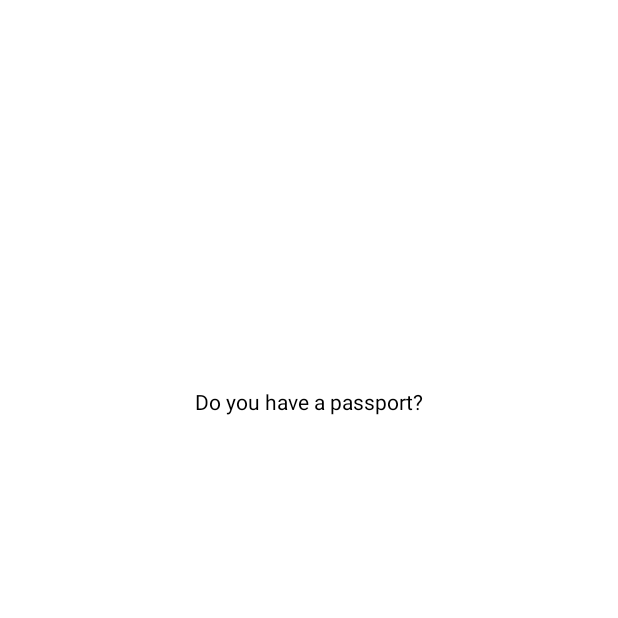
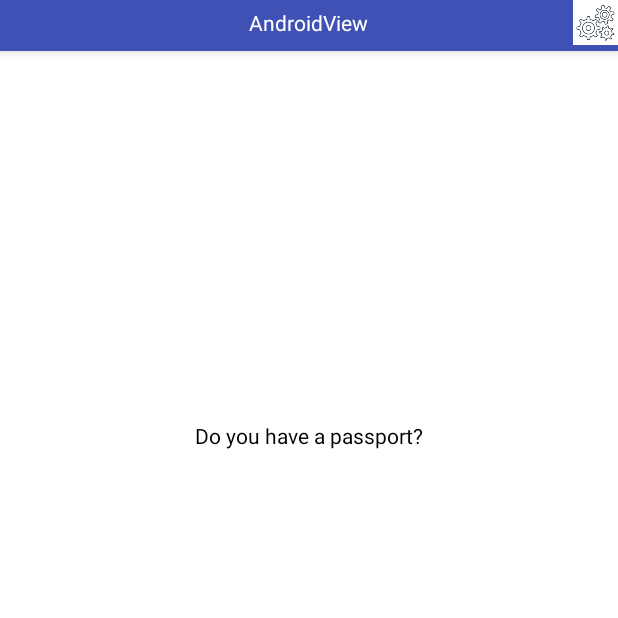
Before and after one commit to KKeerthini/CircularIcons, an Android app: the EarthBeatFlashCard screen opened directly, with no data from a screen before it, on a phone screen of 412 x 824 dp, the top half of it. Before the commit the part shown is almost empty. Run offline under Robolectric (Android 15) with nearby library versions, the phone set to English and light mode, and no system bars.

Commit message:
data added

```diff
--- a/app/src/main/java/com/books/earthmedia/earthbeat/EarthBeatActivity.java
+++ b/app/src/main/java/com/books/earthmedia/earthbeat/EarthBeatActivity.java
@@ -1,17 +1,21 @@
 package com.books.earthmedia.earthbeat;
 
+import android.app.Activity;
 import android.content.Intent;
 import android.support.v7.app.AppCompatActivity;
 import android.os.Bundle;
 import android.view.View;
+import android.view.WindowManager;
 import android.widget.ImageView;
 
-public class EarthBeatActivity extends AppCompatActivity {
+public class EarthBeatActivity extends Activity {
 
     ImageView imgView3;
     @Override
     protected void onCreate(Bundle savedInstanceState) {
         super.onCreate(savedInstanceState);
+        getWindow().setFlags(WindowManager.LayoutParams.FLAG_FULLSCREEN,
+                WindowManager.LayoutParams.FLAG_FULLSCREEN);
         setContentView(R.layout.activity_mainicons);
         imgView3=(ImageView)findViewById(R.id.subj3);
         imgView3.setOnClickListener(new View.OnClickListener() {
--- a/app/src/main/java/com/books/earthmedia/earthbeat/EarthBeatFlashCard.java
+++ b/app/src/main/java/com/books/earthmedia/earthbeat/EarthBeatFlashCard.java
@@ -17,12 +17,16 @@ import android.widget.Toast;
 
 public class EarthBeatFlashCard extends Activity implements SimpleGestureFilter.SimpleGestureListener {
     private SimpleGestureFilter detector;
-    TextView answerTextView;
+    private TextView questionTextView, answerTextView;
+    private int i = 0;
 
     protected void onCreate(Bundle savedInstanceState) {
         super.onCreate(savedInstanceState);
         setContentView(R.layout.fragment_flashcard);
+        questionTextView = (TextView) findViewById(R.id.questions);
         answerTextView = (TextView) findViewById(R.id.answer);
+
+        questionTextView.setText(DataArray.questions[i]);
         // Detect touched area
         detector = new SimpleGestureFilter(this, this);
 
@@ -43,15 +47,24 @@ public class EarthBeatFlashCard extends Activity implements SimpleGestureFilter.
 
             case SimpleGestureFilter.SWIPE_RIGHT:
                 str = "Swipe Right";
+
                 break;
             case SimpleGestureFilter.SWIPE_LEFT:
                 str = "Swipe Left";
+                if (i < DataArray.questions.length - 1) {
+                    i++;
+                    questionTextView.setText(DataArray.questions[i]);
+                    answerTextView.setVisibility(View.INVISIBLE);
+                } else {
+                    Toast.makeText(getApplicationContext(), "qUESTIONS Over", Toast.LENGTH_SHORT).show();
+                }
                 break;
             case SimpleGestureFilter.SWIPE_DOWN:
                 str = "Swipe Down";
                 break;
             case SimpleGestureFilter.SWIPE_UP:
                 str = "Swipe Up";
+                answerTextView.setText(DataArray.answer[i]);
                 answerTextView.setVisibility(View.VISIBLE);
                 break;
 
--- a/app/src/main/res/layout/activity_mainicons.xml
+++ b/app/src/main/res/layout/activity_mainicons.xml
@@ -3,8 +3,7 @@
     xmlns:app="http://schemas.android.com/apk/res-auto"
     android:id="@+id/main_content"
     android:layout_width="match_parent"
-    android:layout_height="match_parent"
-    android:fitsSystemWindows="true">
+    android:layout_height="match_parent">
 
     <android.support.design.widget.AppBarLayout
         android:id="@+id/appbar_layout"
--- a/app/src/main/res/layout/fragment_flashcard.xml
+++ b/app/src/main/res/layout/fragment_flashcard.xml
@@ -5,6 +5,41 @@
     android:orientation="vertical"
     android:weightSum="2"
     android:background="@android:color/white">
+
+    <android.support.design.widget.AppBarLayout
+        android:id="@+id/appbar_layout"
+        android:layout_width="match_parent"
+        android:layout_height="34dp"
+        android:fitsSystemWindows="true"
+        android:theme="@style/ThemeOverlay.AppCompat.Dark.ActionBar">
+
+        <RelativeLayout
+            android:layout_width="match_parent"
+            android:layout_height="wrap_content">
+
+            <TextView
+                android:id="@+id/appname"
+                android:layout_width="wrap_content"
+                android:layout_height="wrap_content"
+                android:layout_centerInParent="true"
+                android:text="@string/app_name"
+                android:textColor="@android:color/white" />
+
+            <ImageView
+                android:id="@+id/img"
+                android:layout_width="30dp"
+                android:layout_height="wrap_content"
+                android:layout_alignParentRight="true"
+                android:layout_gravity="right"
+                android:adjustViewBounds="true"
+                android:fitsSystemWindows="true"
+                android:scaleType="centerCrop"
+                android:src="@drawable/settings"
+                android:background="@android:color/white" />
+        </RelativeLayout>
+
+
+    </android.support.design.widget.AppBarLayout>
 
     <LinearLayout
         android:layout_width="match_parent"
```
Also changed, not shown: app/src/main/java/com/books/earthmedia/earthbeat/DataArray.java (added, +11 -0 lines).
